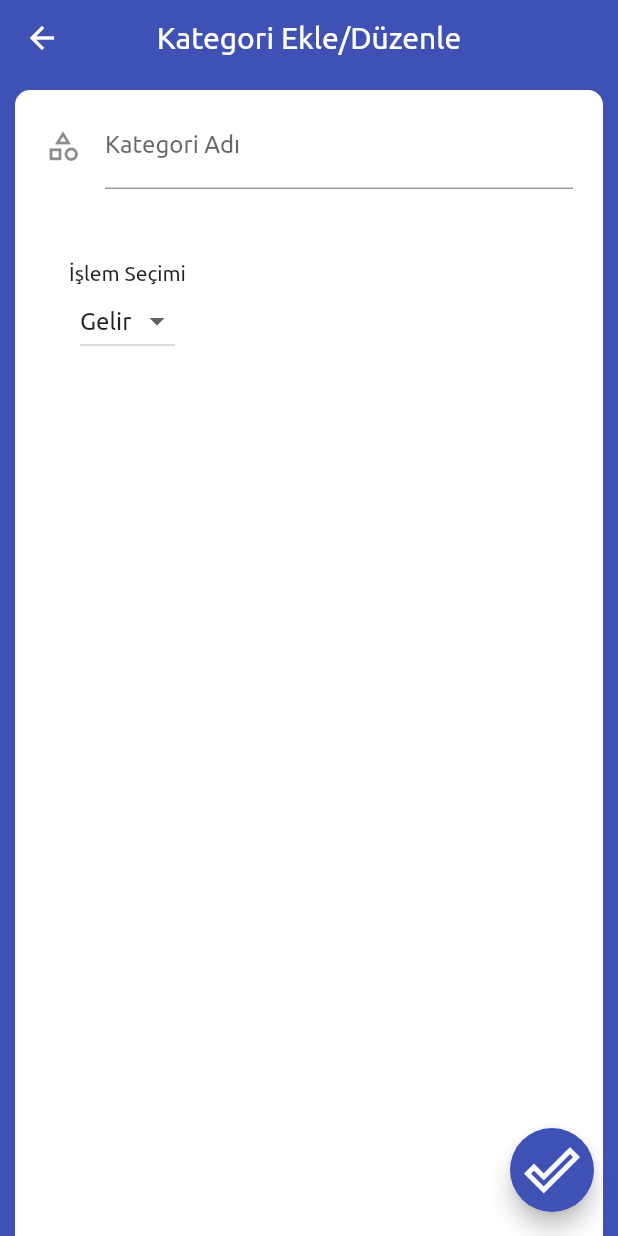
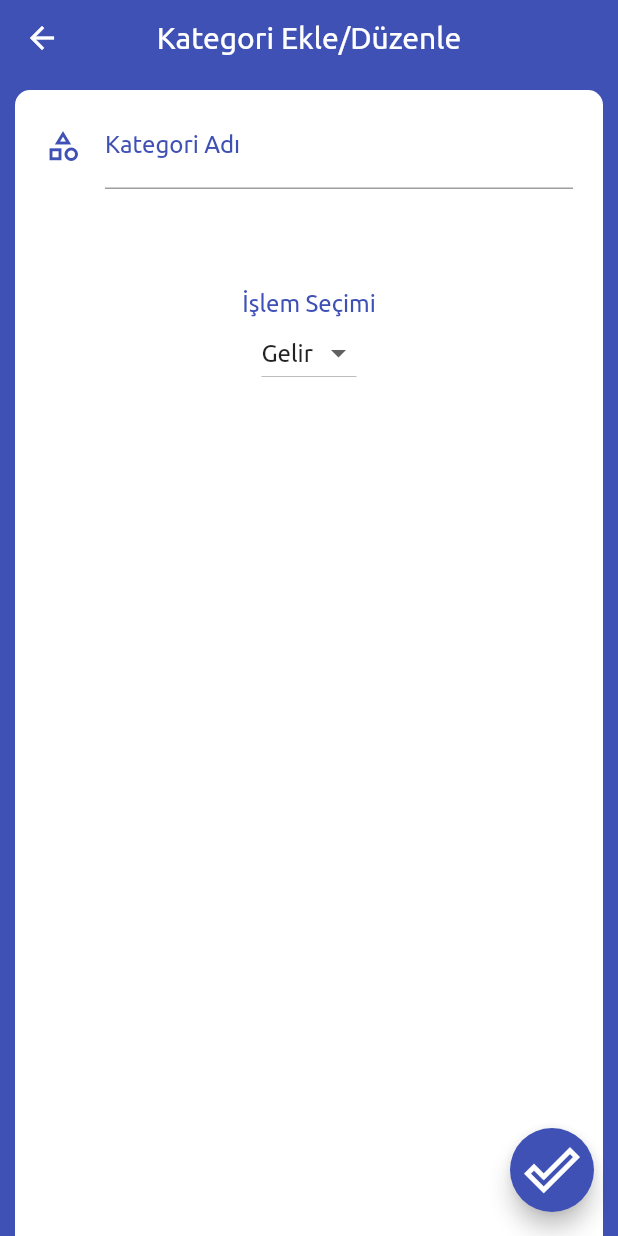
Before and after one commit to fatihatagunn/wepurse, a Flutter app: the AddCategoryPage screen opened directly, on a phone screen of 412 x 824 dp. Run offline on Flutter 3.47's test engine with Material 2 defaults, Android fonts, the phone set to English and light mode, and no system bars; our stand-ins replace date_format.

Commit message:
Added colors.

```diff
--- a/lib/ui/add_category_page.dart
+++ b/lib/ui/add_category_page.dart
@@ -74,22 +74,32 @@ class AddCategoryPageState extends State<AddCategoryPage> {
                     decoration: InputDecoration(
                       icon: Icon(
                         Icons.category_outlined,
+                        color: Colors.indigo,
                       ),
                       labelText: "Kategori Adı",
+                      labelStyle: TextStyle(
+                        color: Colors.indigo,
+                      ),
                       hintText: "Kategori Adını Giriniz",
                     ),
                   ),
                 ),
-                Row(
-                  children: <Widget>[
+                SizedBox(
+                  height: 20,
+                ),
                 Container(
                   width: 150,
                   height: 150,
-
                   child: Column(
                     mainAxisAlignment: MainAxisAlignment.center,
                     children: <Widget>[
-                          Text("İşlem Seçimi"),
+                      Text(
+                        "İşlem Seçimi",
+                        style: TextStyle(
+                          color: Colors.indigo,
+                          fontSize: 16,
+                        ),
+                      ),
                       DropdownButton<String>(
                         items: processes.map((chosenProcess) {
                           return DropdownMenuItem<String>(
@@ -109,22 +119,6 @@ class AddCategoryPageState extends State<AddCategoryPage> {
                     ],
                   ),
                 ),
-                   /* DropdownButton<Icon>(
-                      items: icons.map((chosenIcon) {
-                        return DropdownMenuItem<Icon>(
-                          child: chosenIcon,
-                          value: chosenIcon,
-                        );
-                      }).toList(),
-                      onChanged: (inputData) {
-                        setState(() {
-                          chosenIcon = inputData;
-                        });
-                      },
-                      value: chosenIcon,
-                    ),*/
-                  ],
-                ),
               ],
             ),
           ),
```
Also changed, not shown: 4 other files. Lines whose indentation alone changed are shown as unchanged.
